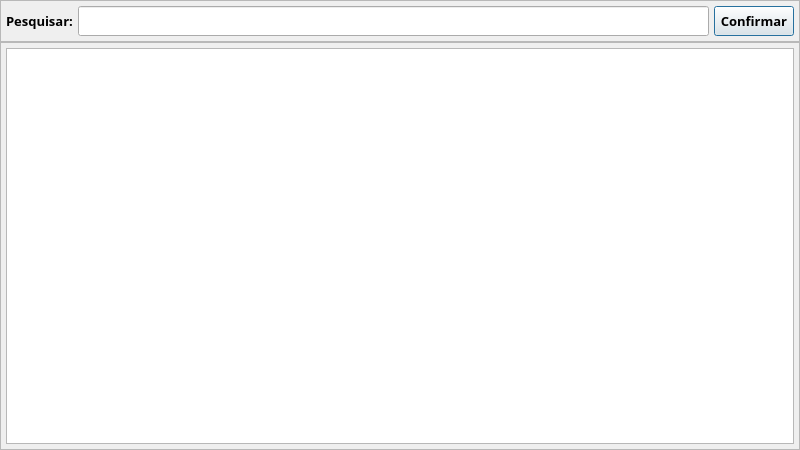
Above: app/views/ui/pesquisa_Produto.ui from RafaelOmega/Fabrica_2.0 before the change. Below: the same form after it.
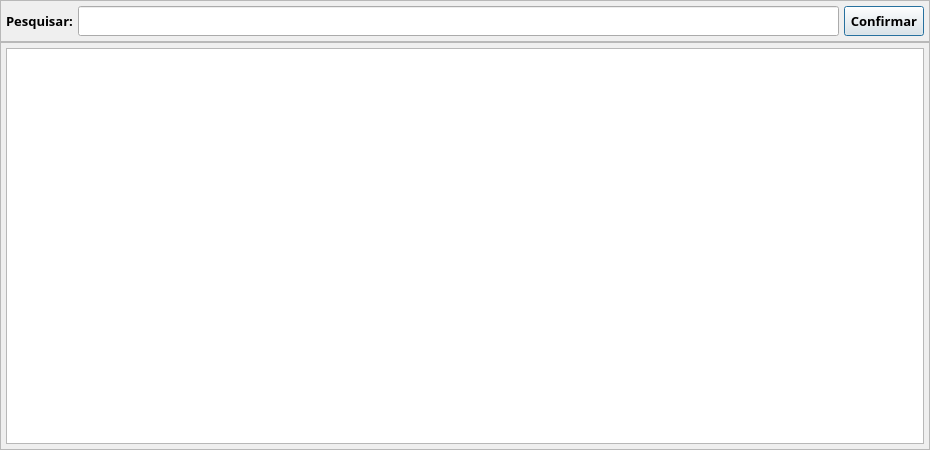
That is the form after the change.

Commit message: Finalizando a estrutura inicial?

```diff
--- a/app/views/ui/pesquisa_Produto.ui
+++ b/app/views/ui/pesquisa_Produto.ui
@@ -6,7 +6,7 @@
    <rect>
     <x>0</x>
     <y>0</y>
-    <width>800</width>
+    <width>930</width>
     <height>450</height>
    </rect>
   </property>
```
The commit also changes 2 other files.
